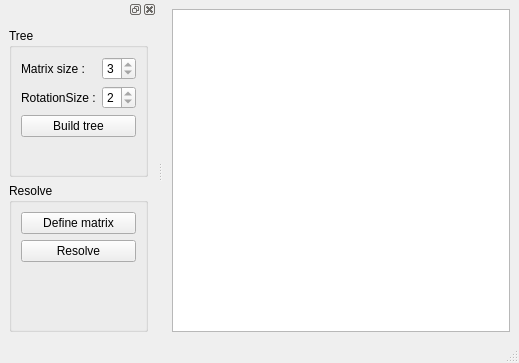
Qt form view/mainwindow.ui (prShadoko/The-Monkey-God) before a commit.
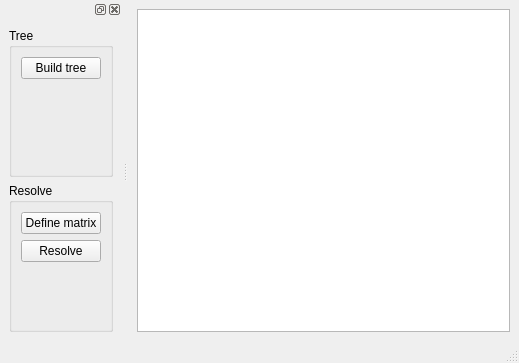
The same form after that commit.

Commit message: Removing unnecessary fields (hash key capacity -quint64- does not allow more than 3x3 matrices).

```diff
--- a/view/mainwindow.ui
+++ b/view/mainwindow.ui
@@ -61,44 +61,10 @@
         <bool>false</bool>
        </property>
        <layout class="QFormLayout" name="formLayout">
-        <item row="0" column="0">
-         <widget class="QLabel" name="label_matrixSize">
-          <property name="text">
-           <string>Matrix size :</string>
-          </property>
-         </widget>
-        </item>
-        <item row="0" column="1">
-         <widget class="QSpinBox" name="spinBox_matrixSize">
-          <property name="minimum">
-           <number>3</number>
-          </property>
-          <property name="maximum">
-           <number>3</number>
-          </property>
-          <property name="value">
-           <number>3</number>
-          </property>
-         </widget>
-        </item>
-        <item row="1" column="0">
-         <widget class="QLabel" name="label_rotationSize">
-          <property name="text">
-           <string>RotationSize :</string>
-          </property>
-         </widget>
-        </item>
-        <item row="1" column="1">
-         <widget class="QSpinBox" name="spinBox_rotationSize">
-          <property name="minimum">
-           <number>2</number>
-          </property>
-          <property name="maximum">
-           <number>2</number>
-          </property>
-         </widget>
-        </item>
-        <item row="2" column="0" colspan="2">
+        <property name="fieldGrowthPolicy">
+         <enum>QFormLayout::AllNonFixedFieldsGrow</enum>
+        </property>
+        <item row="0" column="0" colspan="2">
          <widget class="QPushButton" name="pushButton_buildTree">
           <property name="text">
            <string>Build tree</string>
```
The commit also changes 1 other file.
